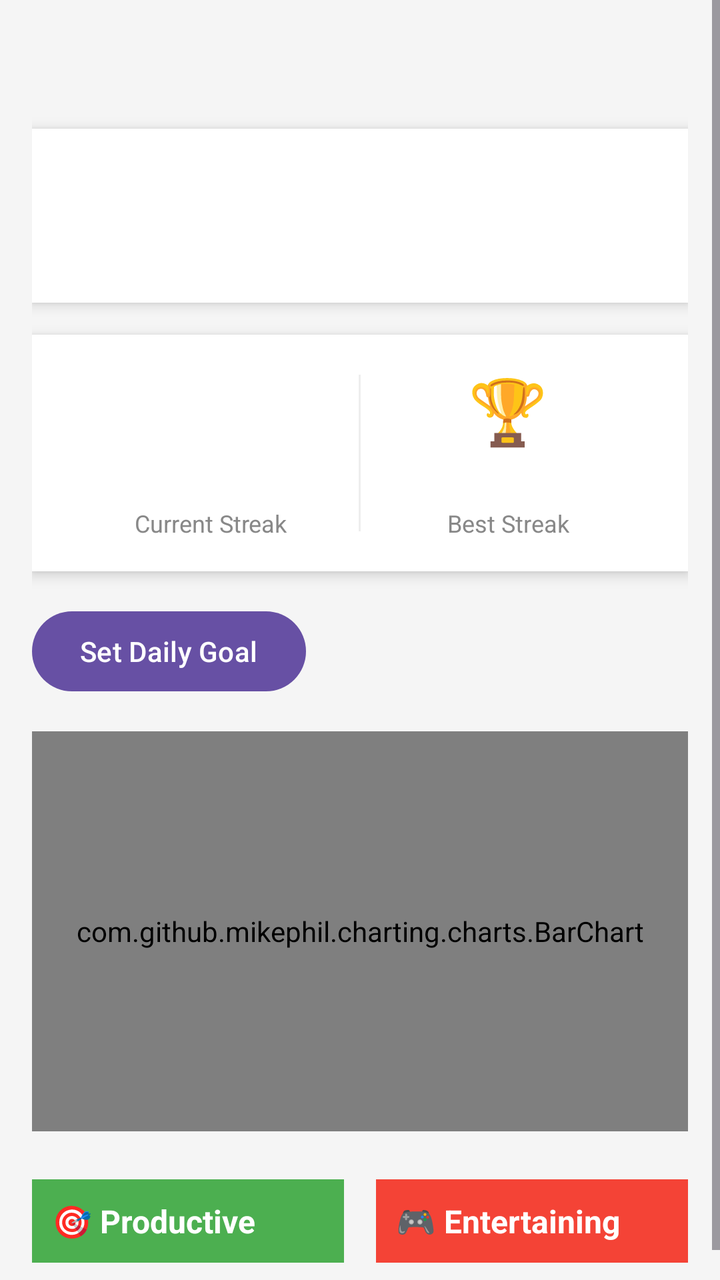
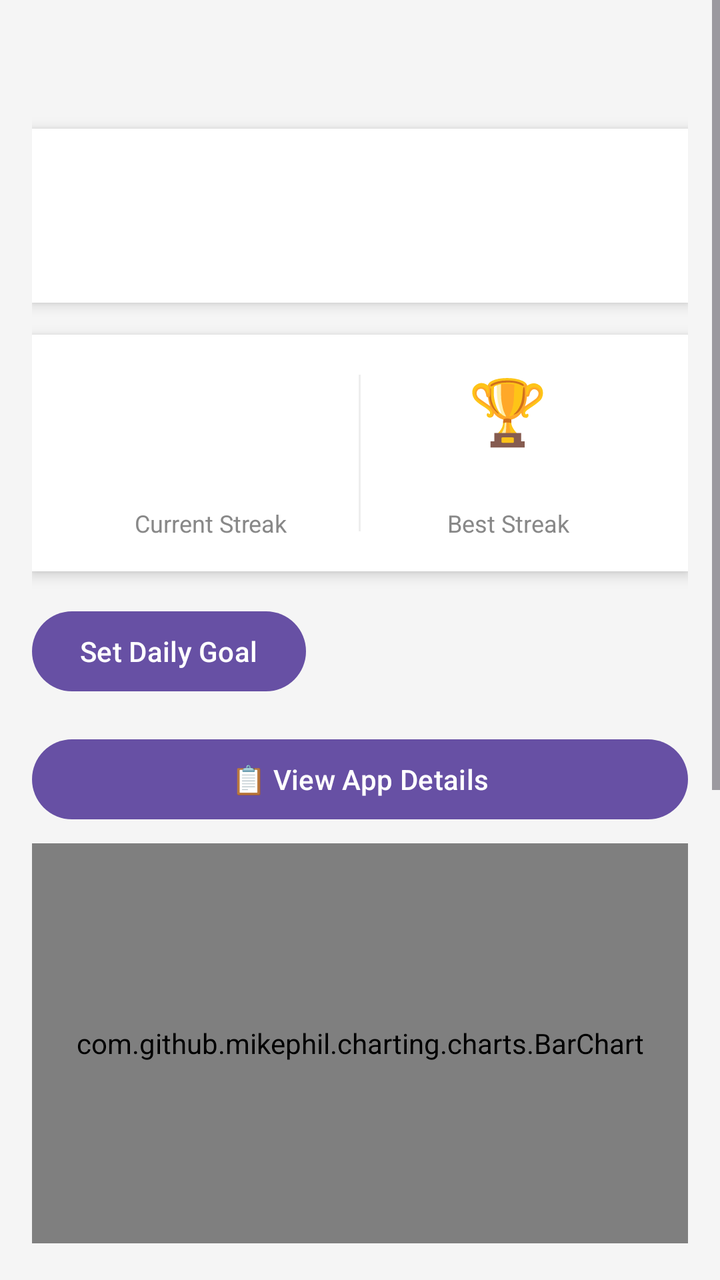

Before-and-after screenshots of an Android layout around one commit, followed by the original layout XML and the change that was made.
<!-- AndroidManifest.xml: application theme Theme.ScreenTimeTracker -->
<!-- res/layout/activity_main.xml -->
<?xml version="1.0" encoding="utf-8"?>
<ScrollView xmlns:android="http://schemas.android.com/apk/res/android"
    android:layout_width="match_parent"
    android:layout_height="match_parent"
    android:background="#F5F5F5">

    <LinearLayout
        android:layout_width="match_parent"
        android:layout_height="wrap_content"
        android:orientation="vertical"
        android:padding="16dp">

        
        <TextView
            android:id="@+id/tvTime"
            android:layout_width="wrap_content"
            android:layout_height="wrap_content"
            android:textSize="24sp"
            android:textStyle="bold"
            android:textColor="#1A1A1A"
            android:layout_marginBottom="16dp"/>

        
        <LinearLayout
            android:layout_width="match_parent"
            android:layout_height="wrap_content"
            android:orientation="horizontal"
            android:background="#FFFFFF"
            android:padding="16dp"
            android:layout_marginBottom="16dp"
            android:elevation="4dp">

            <LinearLayout
                android:layout_width="0dp"
                android:layout_height="wrap_content"
                android:layout_weight="1"
                android:orientation="vertical">

                <TextView
                    android:id="@+id/tvPoints"
                    android:layout_width="wrap_content"
                    android:layout_height="wrap_content"
                    android:textSize="22sp"
                    android:textStyle="bold"
                    android:textColor="#1A1A1A"/>

                <TextView
                    android:id="@+id/tvBadge"
                    android:layout_width="wrap_content"
                    android:layout_height="wrap_content"
                    android:textSize="16sp"
                    android:layout_marginTop="4dp"/>

            </LinearLayout>

            
            <LinearLayout
                android:layout_width="0dp"
                android:layout_height="wrap_content"
                android:layout_weight="1"
                android:orientation="vertical"
                android:gravity="end">

                <TextView
                    android:id="@+id/tvProductivePoints"
                    android:layout_width="wrap_content"
                    android:layout_height="wrap_content"
                    android:textColor="#4CAF50"
                    android:textSize="14sp"/>

                <TextView
                    android:id="@+id/tvEntertainingPoints"
                    android:layout_width="wrap_content"
                    android:layout_height="wrap_content"
                    android:textColor="#F44336"
                    android:textSize="14sp"/>

            </LinearLayout>

        </LinearLayout>


        
        <LinearLayout
            android:layout_width="match_parent"
            android:layout_height="wrap_content"
            android:orientation="horizontal"
            android:background="#FFFFFF"
            android:padding="16dp"
            android:layout_marginBottom="16dp"
            android:elevation="4dp">

            
            <LinearLayout
                android:layout_width="0dp"
                android:layout_height="wrap_content"
                android:layout_weight="1"
                android:orientation="vertical"
                android:gravity="center">

                <TextView
                    android:id="@+id/tvStreakEmoji"
                    android:layout_width="wrap_content"
                    android:layout_height="wrap_content"
                    android:textSize="32sp"/>

                <TextView
                    android:id="@+id/tvStreak"
                    android:layout_width="wrap_content"
                    android:layout_height="wrap_content"
                    android:textSize="20sp"
                    android:textStyle="bold"
                    android:textColor="#1A1A1A"/>

                <TextView
                    android:layout_width="wrap_content"
                    android:layout_height="wrap_content"
                    android:text="Current Streak"
                    android:textSize="12sp"
                    android:textColor="#888888"/>

            </LinearLayout>

            
            <View
                android:layout_width="1dp"
                android:layout_height="match_parent"
                android:background="#EEEEEE"
                android:layout_marginTop="4dp"
                android:layout_marginBottom="4dp"/>

            
            <LinearLayout
                android:layout_width="0dp"
                android:layout_height="wrap_content"
                android:layout_weight="1"
                android:orientation="vertical"
                android:gravity="center">

                <TextView
                    android:id="@+id/tvBestStreakEmoji"
                    android:layout_width="wrap_content"
                    android:layout_height="wrap_content"
                    android:textSize="32sp"
                    android:text="🏆"/>

                <TextView
                    android:id="@+id/tvBestStreak"
                    android:layout_width="wrap_content"
                    android:layout_height="wrap_content"
                    android:textSize="20sp"
                    android:textStyle="bold"
                    android:textColor="#1A1A1A"/>

                <TextView
                    android:layout_width="wrap_content"
                    android:layout_height="wrap_content"
                    android:text="Best Streak"
                    android:textSize="12sp"
                    android:textColor="#888888"/>

            </LinearLayout>

        </LinearLayout>
        <Button
            android:id="@+id/btnSetGoal"
            android:layout_width="wrap_content"
            android:layout_height="wrap_content"
            android:text="Set Daily Goal"
            android:layout_marginBottom="16dp"/>
        
        <com.github.mikephil.charting.charts.BarChart
            android:id="@+id/barChart"
            android:layout_width="match_parent"
            android:layout_height="200dp"
            android:layout_marginBottom="24dp"/>

        
        <LinearLayout
            android:layout_width="match_parent"
            android:layout_height="wrap_content"
            android:orientation="horizontal"
            android:weightSum="2">

            
            <LinearLayout
                android:layout_width="0dp"
                android:layout_height="wrap_content"
                android:layout_weight="1"
                android:orientation="vertical"
                android:layout_marginEnd="8dp">

                
                <TextView
                    android:layout_width="match_parent"
                    android:layout_height="wrap_content"
                    android:text="🎯 Productive"
                    android:textSize="16sp"
                    android:textStyle="bold"
                    android:textColor="#FFFFFF"
                    android:background="#4CAF50"
                    android:padding="10dp"
                    android:layout_marginBottom="8dp"/>

                
                <androidx.recyclerview.widget.RecyclerView
                    android:id="@+id/recyclerProductive"
                    android:layout_width="match_parent"
                    android:layout_height="wrap_content"
                    android:nestedScrollingEnabled="false"/>

            </LinearLayout>

            
            <LinearLayout
                android:layout_width="0dp"
                android:layout_height="wrap_content"
                android:layout_weight="1"
                android:orientation="vertical"
                android:layout_marginStart="8dp">

                
                <TextView
                    android:layout_width="match_parent"
                    android:layout_height="wrap_content"
                    android:text="🎮 Entertaining"
                    android:textSize="16sp"
                    android:textStyle="bold"
                    android:textColor="#FFFFFF"
                    android:background="#F44336"
                    android:padding="10dp"
                    android:layout_marginBottom="8dp"/>

                
                <androidx.recyclerview.widget.RecyclerView
                    android:id="@+id/recyclerEntertaining"
                    android:layout_width="match_parent"
                    android:layout_height="wrap_content"
                    android:nestedScrollingEnabled="false"/>

            </LinearLayout>

        </LinearLayout>

        
        <androidx.recyclerview.widget.RecyclerView
            android:id="@+id/recycler"
            android:layout_width="match_parent"
            android:layout_height="wrap_content"
            android:nestedScrollingEnabled="false"/>

    </LinearLayout>
</ScrollView>
<!-- resources referenced by this layout -->
<resources>
  <style name="Theme.ScreenTimeTracker" parent="Base.Theme.ScreenTimeTracker" />
  <style name="Base.Theme.ScreenTimeTracker" parent="Theme.Material3.DayNight.NoActionBar">
          
          
      </style>
</resources>

<!-- the commit's change to res/layout/activity_main.xml (unified diff, before → after) -->
@@ -168,12 +168,38 @@
             android:layout_height="wrap_content"
             android:text="Set Daily Goal"
             android:layout_marginBottom="16dp"/>
+
+
+        <Button
+            android:id="@+id/btnDetails"
+            android:layout_width="match_parent"
+            android:layout_height="wrap_content"
+            android:text="📋 View App Details"
+            android:layout_marginBottom="8dp"/>
+
         
         <com.github.mikephil.charting.charts.BarChart
             android:id="@+id/barChart"
             android:layout_width="match_parent"
             android:layout_height="200dp"
             android:layout_marginBottom="24dp"/>
+
+
+        
+        <TextView
+            android:layout_width="wrap_content"
+            android:layout_height="wrap_content"
+            android:text="📊 Category Breakdown"
+            android:textSize="16sp"
+            android:textStyle="bold"
+            android:textColor="#1A1A1A"
+            android:layout_marginBottom="8dp"/>
+
+        <com.github.mikephil.charting.charts.PieChart
+            android:id="@+id/pieChart"
+            android:layout_width="match_parent"
+            android:layout_height="280dp"
+            android:layout_marginBottom="16dp"/>
 
         
         <LinearLayout
